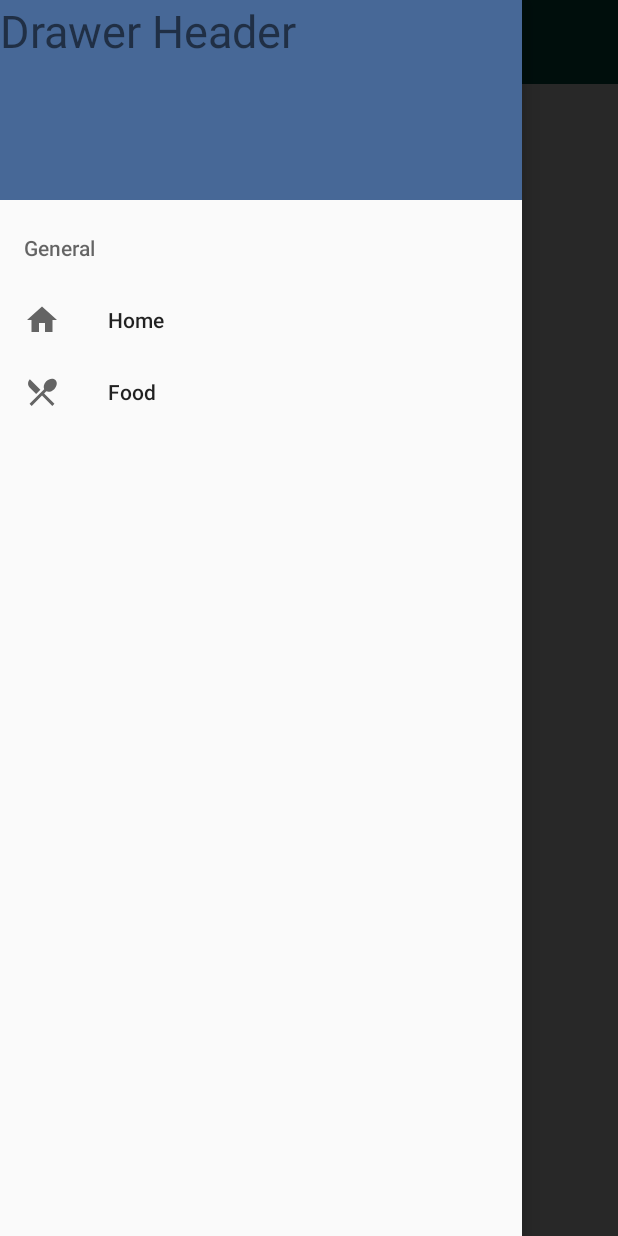
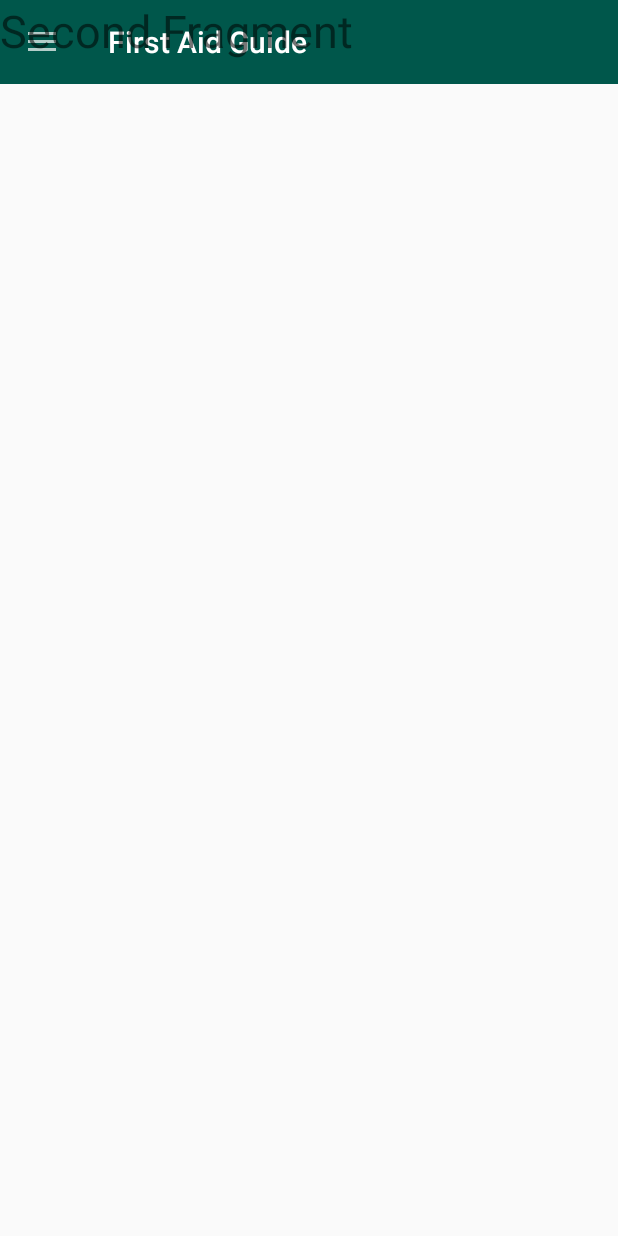
Before and after one commit to JasmanShah/first_aid_guide, an Android app: the screen it shows after launch (MainActivity), in the side drawer, after a tap on "Food", on a phone screen of 412 x 824 dp. Run offline under Robolectric (Android 15) with nearby library versions, the phone set to English and light mode, and no system bars.

Commit message:
add fragment

```diff
--- /dev/null
+++ b/app/src/main/java/com/example/firstaidguide/FragmentSecond.java
@@ -0,0 +1,20 @@
+package com.example.firstaidguide;
+
+import android.os.Bundle;
+import android.view.LayoutInflater;
+import android.view.View;
+import android.view.ViewGroup;
+
+import androidx.annotation.NonNull;
+import androidx.annotation.Nullable;
+import androidx.fragment.app.Fragment;
+
+public class FragmentSecond extends Fragment {
+    @Nullable
+    @Override
+    public View onCreateView(@NonNull LayoutInflater inflater, @Nullable ViewGroup container, @Nullable Bundle savedInstanceState) {
+        View view = inflater.inflate(R.layout.fragment_second, container, false);
+        return view;
+
+    }
+}
--- a/app/src/main/java/com/example/firstaidguide/MainActivity.java
+++ b/app/src/main/java/com/example/firstaidguide/MainActivity.java
@@ -1,19 +1,26 @@
 package com.example.firstaidguide;
 
+import androidx.annotation.NonNull;
 import androidx.appcompat.app.ActionBarDrawerToggle;
 import androidx.appcompat.app.AppCompatActivity;
 import androidx.appcompat.widget.Toolbar;
+import androidx.core.view.GravityCompat;
 import androidx.drawerlayout.widget.DrawerLayout;
+import androidx.fragment.app.FragmentManager;
+import androidx.fragment.app.FragmentTransaction;
 
 import android.os.Bundle;
+import android.view.MenuItem;
 
 import com.google.android.material.navigation.NavigationView;
 
-public class MainActivity extends AppCompatActivity {
+public class MainActivity extends AppCompatActivity implements NavigationView.OnNavigationItemSelectedListener, MainFragment.onFragmentBtnSelected{
     DrawerLayout drawerLayout;
     ActionBarDrawerToggle actionBarDrawerToggle;
     Toolbar toolbar;
     NavigationView navigationView;
+    FragmentManager fragmentManager;
+    FragmentTransaction fragmentTransaction;
 
     @Override
     protected void onCreate(Bundle savedInstanceState) {
@@ -25,10 +32,42 @@ public class MainActivity extends AppCompatActivity {
 
         drawerLayout = findViewById(R.id.drawer);
         navigationView = findViewById(R.id.navigationView);
+        navigationView.setNavigationItemSelectedListener(this);
 
         actionBarDrawerToggle = new ActionBarDrawerToggle(this, drawerLayout, toolbar, R.string.open, R.string.close);
         drawerLayout.addDrawerListener(actionBarDrawerToggle);
         actionBarDrawerToggle.setDrawerIndicatorEnabled(true);
         actionBarDrawerToggle.syncState();
+
+        fragmentManager = getSupportFragmentManager();
+        fragmentTransaction = fragmentManager.beginTransaction();
+        fragmentTransaction.add(R.id.container_fragment, new MainFragment());
+        fragmentTransaction.commit();
+    }
+
+    @Override
+    public boolean onNavigationItemSelected(@NonNull MenuItem menuItem) {
+        drawerLayout.closeDrawer(GravityCompat.START);
+        if (menuItem.getItemId() == R.id.home){
+            fragmentManager = getSupportFragmentManager();
+            fragmentTransaction = fragmentManager.beginTransaction();
+            fragmentTransaction.replace(R.id.container_fragment, new MainFragment());
+            fragmentTransaction.commit();
+        }
+
+        if (menuItem.getItemId() == R.id.food){
+            fragmentManager = getSupportFragmentManager();
+            fragmentTransaction = fragmentManager.beginTransaction();
+            fragmentTransaction.replace(R.id.container_fragment, new FragmentSecond());
+            fragmentTransaction.commit();
+        }
+        return true;
+    }
+
+    public void onButtonSelected() {
+        fragmentManager = getSupportFragmentManager();
+        fragmentTransaction = fragmentManager.beginTransaction();
+        fragmentTransaction.replace(R.id.container_fragment, new FragmentSecond());
+        fragmentTransaction.commit();
     }
 }
--- /dev/null
+++ b/app/src/main/java/com/example/firstaidguide/MainFragment.java
@@ -0,0 +1,45 @@
+package com.example.firstaidguide;
+
+import android.content.Context;
+import android.os.Bundle;
+import android.view.LayoutInflater;
+import android.view.View;
+import android.view.ViewGroup;
+import android.widget.Button;
+
+import androidx.annotation.NonNull;
+import androidx.annotation.Nullable;
+import androidx.fragment.app.Fragment;
+
+public class MainFragment extends Fragment {
+    private onFragmentBtnSelected listener;
+
+    @Nullable
+    @Override
+    public View onCreateView(@NonNull LayoutInflater inflater, @Nullable ViewGroup container, @Nullable Bundle savedInstanceState) {
+        View view = inflater.inflate(R.layout.fragment_main, container, false);
+        Button clickme = view.findViewById(R.id.load);
+        clickme.setOnClickListener(new View.OnClickListener() {
+            public void onClick(View v) {
+                listener.onButtonSelected();
+            }
+        });
+        return view;
+
+    }
+
+    @Override
+    public void onAttach(Context context) {
+        super.onAttach(context);
+
+        if (context instanceof onFragmentBtnSelected) {
+            listener = (onFragmentBtnSelected) context;
+        } else {
+            throw new ClassCastException(context.toString() + "must implement listener");
+        }
+    }
+
+    public interface onFragmentBtnSelected {
+        public void onButtonSelected();
+    }
+}
--- a/app/src/main/res/layout/drawer_toolbar.xml
+++ b/app/src/main/res/layout/drawer_toolbar.xml
@@ -7,5 +7,6 @@
         android:id="@+id/toolbar"
         android:layout_width="match_parent"
         android:layout_height="?attr/actionBarSize"
-        android:background="@color/colorPrimaryDark"></androidx.appcompat.widget.Toolbar>
+        android:background="@color/colorPrimaryDark"
+        android:theme="@style/ThemeOverlay.AppCompat.Dark"/>
 </LinearLayout>
--- /dev/null
+++ b/app/src/main/res/layout/fragment_second.xml
@@ -0,0 +1,16 @@
+<?xml version="1.0" encoding="utf-8"?>
+<androidx.constraintlayout.widget.ConstraintLayout
+    xmlns:android="http://schemas.android.com/apk/res/android"
+    xmlns:tools="http://schemas.android.com/tools"
+    android:layout_width="match_parent"
+    android:layout_height="match_parent">
+
+    <TextView
+        android:id="@+id/textView2"
+        android:layout_width="wrap_content"
+        android:layout_height="wrap_content"
+        android:text="Second Fragment"
+        android:textSize="30sp"
+        tools:layout_editor_absoluteX="87dp"
+        tools:layout_editor_absoluteY="345dp" />
+</androidx.constraintlayout.widget.ConstraintLayout>
```
Also changed, not shown: app/src/main/res/layout/fragment_main.xml (added, +25 -0 lines).
